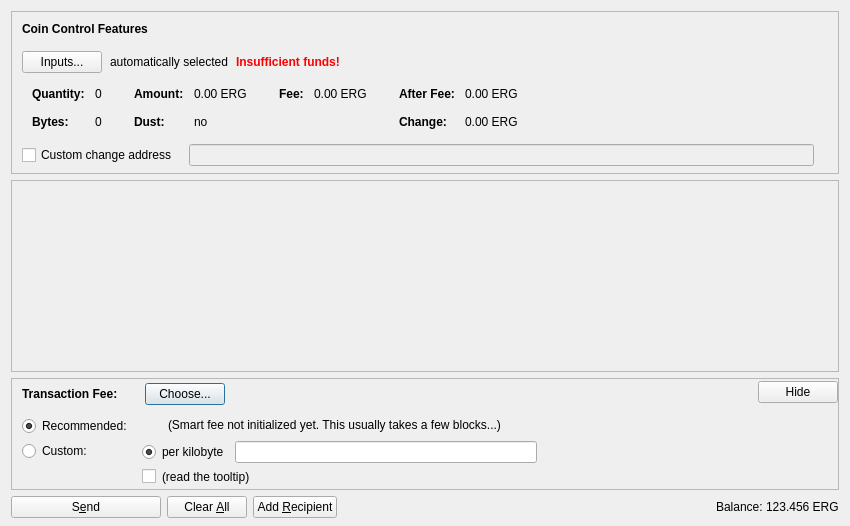
Above: src/qt/forms/sendcoinsdialog.ui from Ergon-moe/Bitcoin-Static before the change. Below: the same form after it.
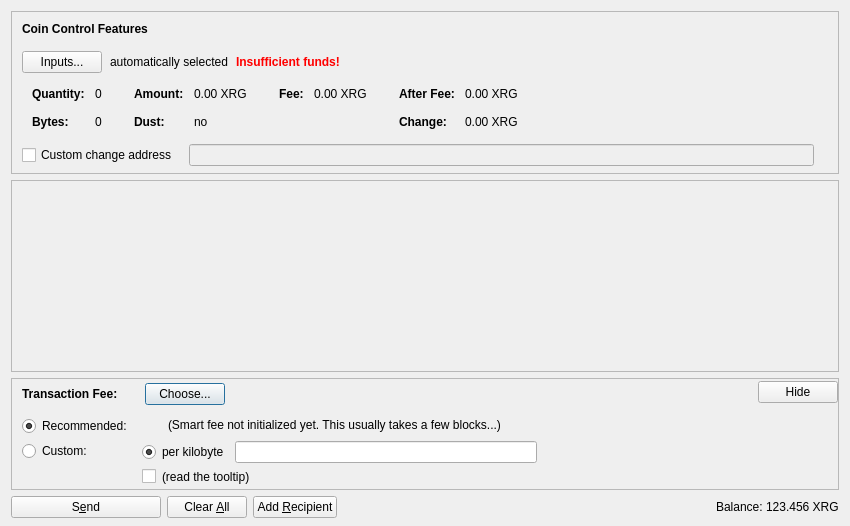
That is the form after the change. Icons and pictures are not drawn. Custom widgets are drawn as their Qt base class.

```diff
--- a/src/qt/forms/sendcoinsdialog.ui
+++ b/src/qt/forms/sendcoinsdialog.ui
@@ -324,7 +324,7 @@
                   <enum>Qt::ActionsContextMenu</enum>
                  </property>
                  <property name="text">
-                  <string notr="true">0.00 ERG</string>
+                  <string notr="true">0.00 XRG</string>
                  </property>
                  <property name="textInteractionFlags">
                   <set>Qt::LinksAccessibleByMouse|Qt::TextSelectableByKeyboard|Qt::TextSelectableByMouse</set>
@@ -404,7 +404,7 @@
                   <enum>Qt::ActionsContextMenu</enum>
                  </property>
                  <property name="text">
-                  <string notr="true">0.00 ERG</string>
+                  <string notr="true">0.00 XRG</string>
                  </property>
                  <property name="textInteractionFlags">
                   <set>Qt::LinksAccessibleByMouse|Qt::TextSelectableByKeyboard|Qt::TextSelectableByMouse</set>
@@ -455,7 +455,7 @@
                   <enum>Qt::ActionsContextMenu</enum>
                  </property>
                  <property name="text">
-                  <string notr="true">0.00 ERG</string>
+                  <string notr="true">0.00 XRG</string>
                  </property>
                  <property name="textInteractionFlags">
                   <set>Qt::LinksAccessibleByMouse|Qt::TextSelectableByKeyboard|Qt::TextSelectableByMouse</set>
@@ -484,7 +484,7 @@
                   <enum>Qt::ActionsContextMenu</enum>
                  </property>
                  <property name="text">
-                  <string notr="true">0.00 ERG</string>
+                  <string notr="true">0.00 XRG</string>
                  </property>
                  <property name="textInteractionFlags">
                   <set>Qt::LinksAccessibleByMouse|Qt::TextSelectableByKeyboard|Qt::TextSelectableByMouse</set>
@@ -1162,7 +1162,7 @@
           <cursorShape>IBeamCursor</cursorShape>
          </property>
          <property name="text">
-          <string notr="true">123.456 ERG</string>
+          <string notr="true">123.456 XRG</string>
          </property>
          <property name="textInteractionFlags">
           <set>Qt::LinksAccessibleByMouse|Qt::TextSelectableByKeyboard|Qt::TextSelectableByMouse</set>
```
